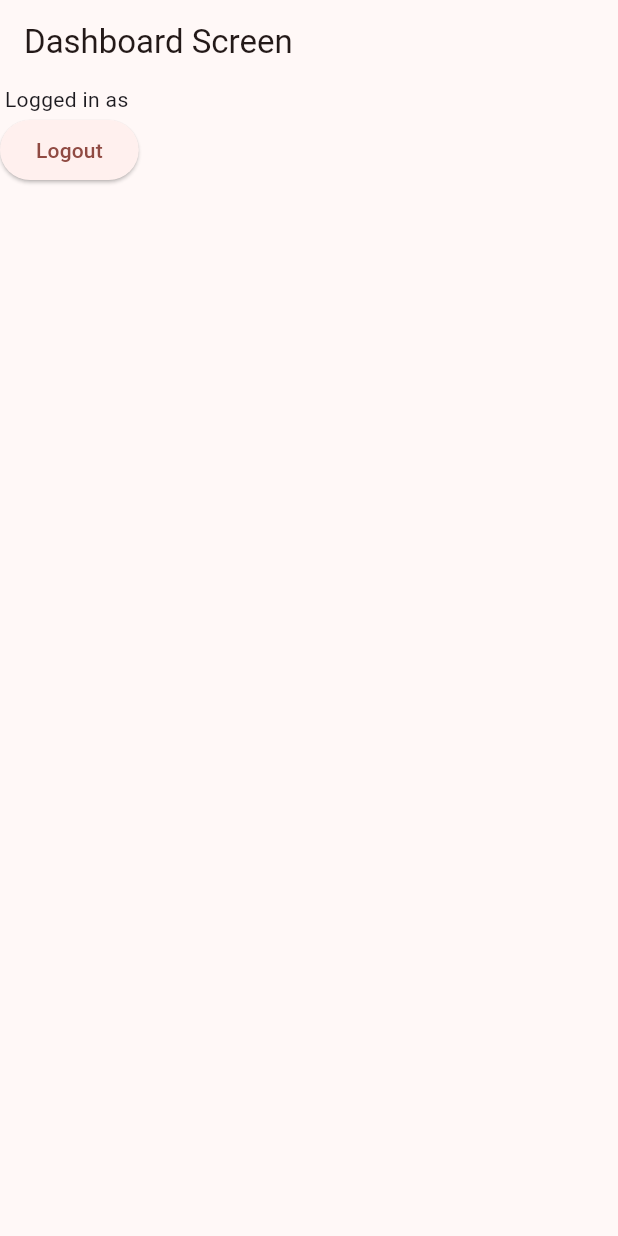
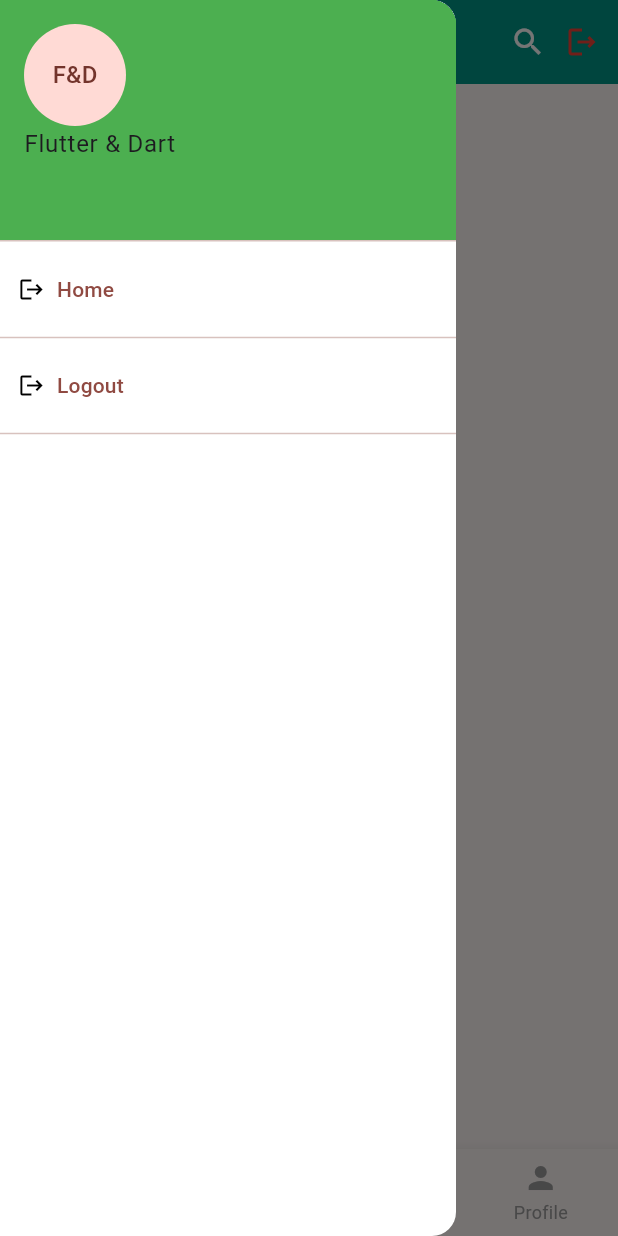
Before and after one commit to narimetisaigopi/flutter_batch_2024_jan, a Flutter app: the DashboardScreen screen opened directly with empty values, with the side drawer open (before the commit the screen has no drawer), on a phone screen of 412 x 824 dp. Run offline on Flutter 3.47's test engine with Material 3 defaults, Android fonts, the phone set to English and light mode, and no system bars; our stand-ins replace cached_network_image, fluttertoast, google_fonts, image_picker; network calls fail.

Commit message:
named routing and bottom & drawer and appbar actions

```diff
--- /dev/null
+++ b/lib/screens/dashboard/dashhome_screen.dart
@@ -0,0 +1,12 @@
+import 'package:flutter/material.dart';
+
+class DashHomeScreen extends StatelessWidget {
+  const DashHomeScreen({super.key});
+
+  @override
+  Widget build(BuildContext context) {
+    return const Scaffold(
+      body: Center(child: Text("DashHomeScreen")),
+    );
+  }
+}
--- a/lib/screens/dashboard_screen.dart
+++ b/lib/screens/dashboard_screen.dart
@@ -1,35 +1,140 @@
 import 'package:flutter/material.dart';
+import 'package:flutter_batch_2024_jan/screens/dashboard/dashhome_screen.dart';
+import 'package:flutter_batch_2024_jan/screens/dashboard/subscription_screen.dart';
+import 'package:flutter_batch_2024_jan/screens/dashboard/videos_screen.dart';
+import 'package:flutter_batch_2024_jan/screens/home_screen.dart';
 import 'package:flutter_batch_2024_jan/screens/splash_screen.dart';
+import 'package:flutter_batch_2024_jan/widgets/drawer_item_widget.dart';
 
-class DashboardScreen extends StatelessWidget {
+class DashboardScreen extends StatefulWidget {
+  static const String routeName = "/DashboardScreen";
   String email;
   String name;
+
   DashboardScreen({required this.email, this.name = ""});
+
+  @override
+  State<DashboardScreen> createState() => _DashboardScreenState();
+}
+
+class _DashboardScreenState extends State<DashboardScreen> {
+  int currentIndex = 0;
+
+  List dashboardScreens = [
+    DashHomeScreen(),
+    VideosScreen(),
+    SubscriptionScreen(),
+    SubscriptionScreen(),
+  ];
+  final GlobalKey<ScaffoldState> _scaffoldKey = GlobalKey<ScaffoldState>();
+
   @override
   Widget build(BuildContext context) {
     return Scaffold(
+      key: _scaffoldKey,
       appBar: AppBar(
+        // // custom drawer icon: ref: https://stackoverflow.com/questions/47435231/open-drawer-on-clicking-appbar
+        // leading: InkWell(
+        //     onTap: () {
+        //       _scaffoldKey.currentState!.openDrawer();
+        //     },
+        //     child: Icon(Icons.home)),
+        backgroundColor: Colors.teal,
         title: const Text("Dashboard Screen"),
+        actions: [
+          const Icon(
+            Icons.search_outlined,
+            color: Colors.white,
           ),
-      body: Column(children: [
-        Text("Logged in as $email"),
-        // ElevatedButton(
-        //     onPressed: () {
-        //       Navigator.pop(context);
-        //     },
-        //     child: Text("Go Back"))
-        ElevatedButton(
+          IconButton(
               onPressed: () {
-              // Navigator.of(context).pushAndRemoveUntil(
-              //     MaterialPageRoute(builder: (ctx) => SplashScreen()),
-              //     (route) => false);
                 Navigator.pushAndRemoveUntil(
                     context,
                     MaterialPageRoute(builder: (ctx) => SplashScreen()),
                     (route) => false);
               },
-            child: Text("Logout"))
+              icon: const Icon(
+                Icons.logout_outlined,
+                color: Colors.red,
+              ))
+        ],
+      ),
+      drawer: Drawer(
+        // width: 300,
+        backgroundColor: Colors.white,
+        child: Column(crossAxisAlignment: CrossAxisAlignment.start, children: [
+          Container(
+            width: double.infinity,
+            child: DrawerHeader(
+              decoration: BoxDecoration(color: Colors.green),
+              child: Column(
+                crossAxisAlignment: CrossAxisAlignment.start,
+                children: [
+                  CircleAvatar(
+                    radius: 34,
+                    child: Text("F&D"),
+                  ),
+                  Text("Flutter & Dart"),
+                ],
+              ),
+            ),
+          ),
+          DrawerItemWidget(
+            title: "Home",
+            onTap: () {
+              Navigator.pop(context);
+              Navigator.push(context,
+                  MaterialPageRoute(builder: (ctx) => DashHomeScreen()));
+            },
+          ),
+          DrawerItemWidget(
+            title: "Logout",
+            onTap: () {
+              Navigator.pop(context);
+            },
+          ),
         ]),
+      ),
+      // endDrawer: Drawer(),
+      bottomNavigationBar: BottomNavigationBar(
+        currentIndex: currentIndex,
+        type: BottomNavigationBarType.fixed,
+        onTap: (position) {
+          print("position ${position}");
+          currentIndex = position;
+          setState(() {});
+        },
+        unselectedItemColor: Colors.grey,
+        selectedItemColor: Colors.black,
+        items: const [
+          BottomNavigationBarItem(icon: Icon(Icons.home), label: "Home"),
+          BottomNavigationBarItem(
+              icon: Icon(Icons.play_circle_rounded), label: "Videos"),
+          BottomNavigationBarItem(
+              icon: Icon(Icons.subscriptions_sharp), label: "Subscptions"),
+          BottomNavigationBarItem(icon: Icon(Icons.person), label: "Profile"),
+        ],
+      ),
+      body: dashboardScreens[currentIndex],
+      // body: Column(children: [
+      //   Text("Logged in as ${widget.email}"),
+      //   // ElevatedButton(
+      //   //     onPressed: () {
+      //   //       Navigator.pop(context);
+      //   //     },
+      //   //     child: Text("Go Back"))
+      //   // ElevatedButton(
+      //   //     onPressed: () {
+      //   //       // Navigator.of(context).pushAndRemoveUntil(
+      //   //       //     MaterialPageRoute(builder: (ctx) => SplashScreen()),
+      //   //       //     (route) => false);
+      //   //       Navigator.pushAndRemoveUntil(
+      //   //           context,
+      //   //           MaterialPageRoute(builder: (ctx) => SplashScreen()),
+      //   //           (route) => false);
+      //   //     },
+      //   //     child: Text("Logout"))
+      // ]),
     );
   }
 }
--- /dev/null
+++ b/lib/widgets/drawer_item_widget.dart
@@ -0,0 +1,24 @@
+import 'package:flutter/material.dart';
+
+class DrawerItemWidget extends StatelessWidget {
+  final String title;
+  final Function()? onTap;
+  const DrawerItemWidget({super.key, this.title = "", this.onTap});
+
+  @override
+  Widget build(BuildContext context) {
+    return Column(
+      crossAxisAlignment: CrossAxisAlignment.start,
+      children: [
+        TextButton.icon(
+            onPressed: onTap,
+            icon: const Icon(
+              Icons.logout,
+              color: Colors.black,
+            ),
+            label: Text(title)),
+        Divider(),
+      ],
+    );
+  }
+}
```
Also changed, not shown: lib/main.dart (+10 -2 lines), lib/navigations/app_routes.dart (added, +23 -0 lines), lib/screens/dashboard/subscription_screen.dart (added, +12 -0 lines), lib/screens/dashboard/videos_screen.dart (added, +12 -0 lines), lib/screens/error_screen.dart (added, +14 -0 lines), lib/screens/login_screen.dart (+9 -6 lines), lib/screens/splash_screen.dart (+9 -2 lines). Lines whose indentation alone changed are shown as unchanged.
